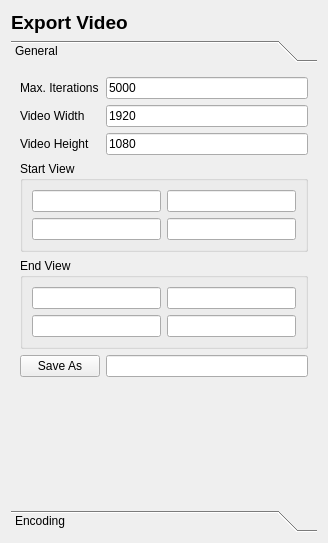
Old version of the form ExportVideoMenu.ui in the repository QlowB/Almond.
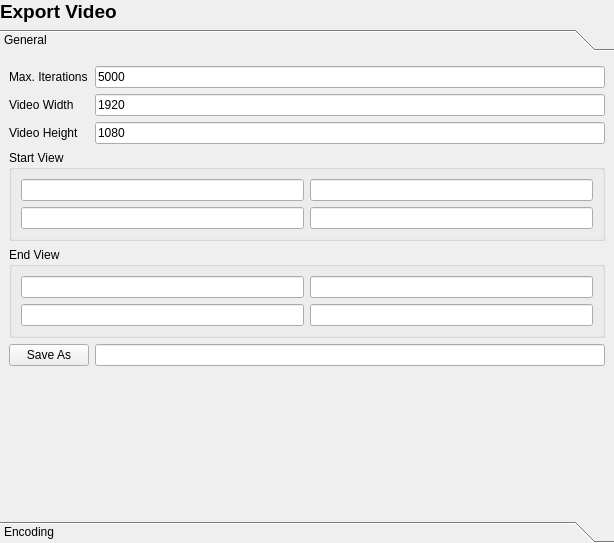
New version of the form.

```diff
--- a/ExportVideoMenu.ui
+++ b/ExportVideoMenu.ui
@@ -6,7 +6,7 @@
    <rect>
     <x>0</x>
     <y>0</y>
-    <width>328</width>
+    <width>614</width>
     <height>543</height>
    </rect>
   </property>
@@ -14,6 +14,18 @@
    <string>Frame</string>
   </property>
   <layout class="QVBoxLayout" name="verticalLayout">
+   <property name="leftMargin">
+    <number>0</number>
+   </property>
+   <property name="topMargin">
+    <number>0</number>
+   </property>
+   <property name="rightMargin">
+    <number>0</number>
+   </property>
+   <property name="bottomMargin">
+    <number>0</number>
+   </property>
    <item>
     <widget class="QLabel" name="titleLbl">
      <property name="font">
@@ -37,6 +49,14 @@
       </sizepolicy>
      </property>
      <widget class="QWidget" name="toolBoxPage1">
+      <property name="geometry">
+       <rect>
+        <x>0</x>
+        <y>0</y>
+        <width>586</width>
+        <height>640</height>
+       </rect>
+      </property>
       <property name="sizePolicy">
        <sizepolicy hsizetype="MinimumExpanding" vsizetype="Preferred">
         <horstretch>0</horstretch>
```
Left out of the diff: 4 changed lines with no effect on the pictures.
